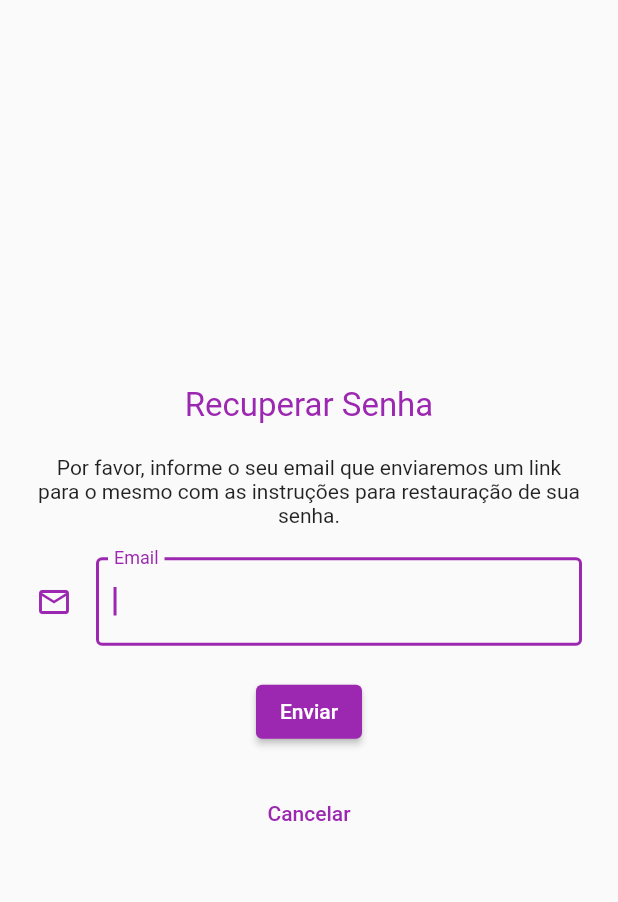
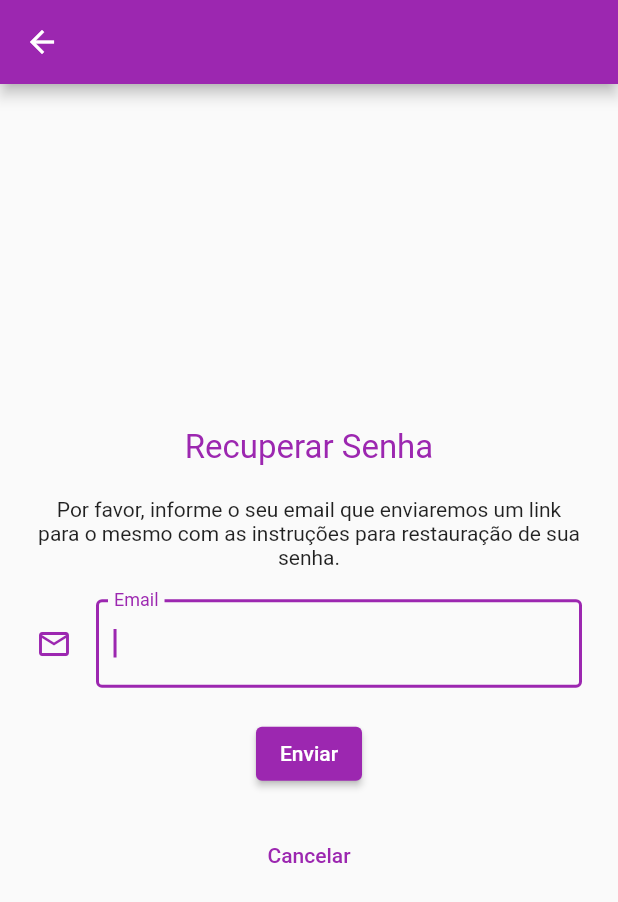
Before and after one commit to MirelaMartins/TopEspInfo_Prova02, a Flutter app: the screen it shows after launch, after a tap on "Esqueceu a senha?", on a phone screen of 412 x 824 dp. Shown: the top 902 px of the screen. Run offline on Flutter 3.47's test engine with Material 2 defaults, Android fonts, the phone set to English and light mode, and no system bars; our stand-ins replace dio; network calls fail.

Commit message:
Update 5

```diff
--- a/prova02/lib/cadastro.dart
+++ b/prova02/lib/cadastro.dart
@@ -80,7 +80,7 @@ class CadastroState extends State<Cadastro> {
     );
   }
 
-  Future<dynamic> invalidCredentials() => showDialog(
+  Future<dynamic> dadosValidos() => showDialog(
       context: context,
       builder: (BuildContext context) {
         return AlertDialog(
@@ -113,7 +113,7 @@ class CadastroState extends State<Cadastro> {
               MaterialPageRoute(builder: (context) => const Login()),
             );
             } else {
-              invalidCredentials();
+              dadosValidos();
             }
           }
         });
@@ -139,6 +139,7 @@ class CadastroState extends State<Cadastro> {
 
   @override
   Widget build(BuildContext context) => Scaffold(
+        appBar: AppBar(title: const Text("")),
         body: Container(
           margin: const EdgeInsets.all(24),
           child: Form(
--- a/prova02/lib/main.dart
+++ b/prova02/lib/main.dart
@@ -12,11 +12,8 @@ class LoginApp extends StatelessWidget {
         title: "Prova 02",
         theme: ThemeData(primarySwatch: Colors.purple),
         debugShowCheckedModeBanner: false,
-        home: Scaffold(
-          appBar: AppBar(
-            title: const Text(''),
-          ),
-          body: const Login(),
+        home: const Scaffold(
+          body: Login(),
         ));
   }
 }
--- a/prova02/lib/recuperarSenha.dart
+++ b/prova02/lib/recuperarSenha.dart
@@ -45,7 +45,6 @@ class RecuperarSenhaState extends State<RecuperarSenha> {
       );
   }
 
-
   Widget buildCampoEmail() {
     return TextFormField(
       autofocus: true,
@@ -57,7 +56,6 @@ class RecuperarSenhaState extends State<RecuperarSenha> {
       onSaved: (value) => setState(() => email = value!),
     );
   }
-
 
   Widget buildBotaoRecuperar() {
     return ElevatedButton(
@@ -85,12 +83,12 @@ class RecuperarSenhaState extends State<RecuperarSenha> {
         child: const Text('Cancelar',
             textAlign: TextAlign.center,
             style: TextStyle(color: Colors.purple, fontSize: 14)),
-
         );
   }
 
   @override
   Widget build(BuildContext context) => Scaffold(
+        appBar: AppBar(title: const Text("")),
         body: Container(
           margin: const EdgeInsets.all(24),
           child: Form(
```
Also changed, not shown: prova02/lib/home.dart (+10 -1 lines), prova02/lib/login.dart (+4 -6 lines).
